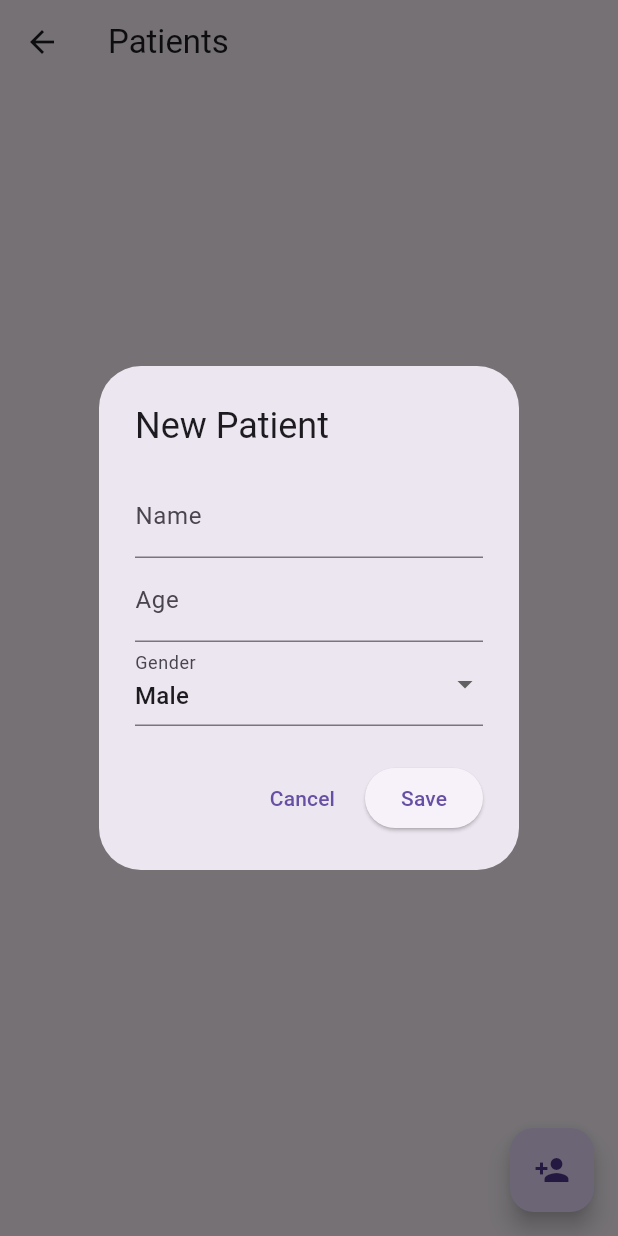
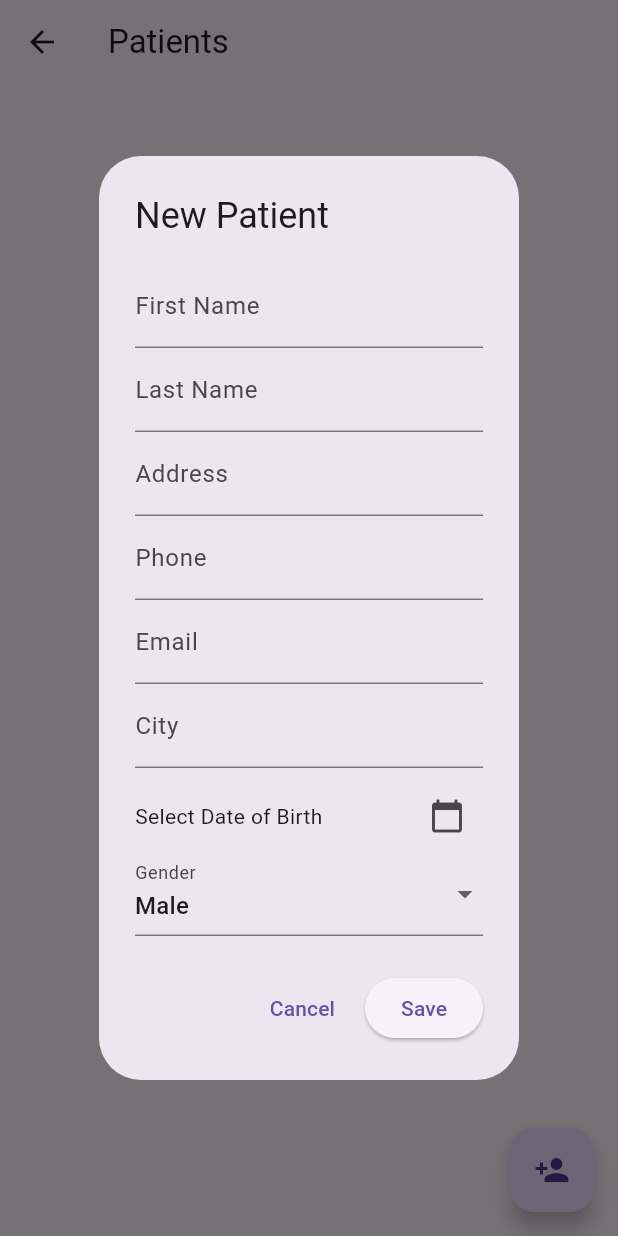
Before and after one commit to NGamerHere/ClicnicGrid, a Flutter app: the PatientsPage screen opened directly, after a tap on the "person add" icon, on a phone screen of 412 x 824 dp. Run offline on Flutter 3.47's test engine with Material 3 defaults, Android fonts, the phone set to English and light mode, and no system bars; our stand-ins replace dio, flutter_dotenv, shared_preferences; accounts and stored records are empty; network calls fail.

Commit message:
updated the patient page

```diff
--- a/frontend-app/lib/screens/dashboardScreens/PatientsPage.dart
+++ b/frontend-app/lib/screens/dashboardScreens/PatientsPage.dart
@@ -79,31 +79,84 @@ class _PatientsPageState extends State<PatientsPage> {
 
   void _showAddPatientDialog(BuildContext ctx) {
     final key = GlobalKey<FormState>();
-    final name = TextEditingController();
-    final age = TextEditingController();
+    final firstName = TextEditingController();
+    final lastName = TextEditingController();
+    final address = TextEditingController();
+    final phone = TextEditingController();
+    final email = TextEditingController();
+    final city = TextEditingController();
+    DateTime? dateOfBirth;
     String gender = 'Male';
 
     showDialog(
       context: ctx,
       builder: (_) => AlertDialog(
         title: const Text('New Patient'),
-        content: Form(
+        content: SingleChildScrollView(
+          child: Form(
             key: key,
             child: Column(
               mainAxisSize: MainAxisSize.min,
               children: [
                 TextFormField(
-                controller: name,
-                decoration: const InputDecoration(labelText: 'Name'),
-                validator: (v) =>
-                    (v == null || v.isEmpty) ? 'Enter a name' : null,
+                  controller: firstName,
+                  decoration: const InputDecoration(labelText: 'First Name'),
+                  validator: (v) => (v == null || v.isEmpty) ? 'Enter first name' : null,
                 ),
                 TextFormField(
-                controller: age,
-                decoration: const InputDecoration(labelText: 'Age'),
-                keyboardType: TextInputType.number,
-                validator: (v) =>
-                    (v == null || int.tryParse(v) == null) ? 'Enter age' : null,
+                  controller: lastName,
+                  decoration: const InputDecoration(labelText: 'Last Name'),
+                  validator: (v) => (v == null || v.isEmpty) ? 'Enter last name' : null,
+                ),
+                TextFormField(
+                  controller: address,
+                  decoration: const InputDecoration(labelText: 'Address'),
+                  validator: (v) => (v == null || v.isEmpty) ? 'Enter address' : null,
+                ),
+                TextFormField(
+                  controller: phone,
+                  keyboardType: TextInputType.phone,
+                  decoration: const InputDecoration(labelText: 'Phone'),
+                  validator: (v) => (v == null || v.isEmpty) ? 'Enter phone number' : null,
+                ),
+                TextFormField(
+                  controller: email,
+                  keyboardType: TextInputType.emailAddress,
+                  decoration: const InputDecoration(labelText: 'Email'),
+                  validator: (v) => (v == null || !v.contains('@')) ? 'Enter valid email' : null,
+                ),
+                TextFormField(
+                  controller: city,
+                  decoration: const InputDecoration(labelText: 'City'),
+                  validator: (v) => (v == null || v.isEmpty) ? 'Enter city' : null,
+                ),
+                const SizedBox(height: 8),
+                Row(
+                  children: [
+                    Expanded(
+                      child: Text(
+                        dateOfBirth == null
+                            ? 'Select Date of Birth'
+                            : 'DOB: ${dateOfBirth!.toLocal().toString().split(' ')[0]}',
+                      ),
+                    ),
+                    IconButton(
+                      icon: const Icon(Icons.calendar_today),
+                      onPressed: () async {
+                        final pickedDate = await showDatePicker(
+                          context: ctx,
+                          initialDate: DateTime(2000),
+                          firstDate: DateTime(1900),
+                          lastDate: DateTime.now(),
+                        );
+                        if (pickedDate != null) {
+                          dateOfBirth = pickedDate;
+                          // Trigger rebuild
+                          (ctx as Element).markNeedsBuild();
+                        }
+                      },
+                    ),
+                  ],
                 ),
                 DropdownButtonFormField<String>(
                   value: gender,
@@ -118,28 +171,30 @@ class _PatientsPageState extends State<PatientsPage> {
               ],
             ),
           ),
+        ),
         actions: [
           TextButton(
             onPressed: () => Navigator.pop(ctx),
             child: const Text('Cancel'),
           ),
           ElevatedButton(
-            child: const Text('Save'),
-            onPressed: () {
-              if (key.currentState!.validate()) {
-                setState(
-                  () => _patients.add(
-                    Patient(
-                      id: DateTime.now().millisecondsSinceEpoch,
-                      name: name.text,
-                      age: int.parse(age.text),
-                      gender: gender,
-                    ),
-                  ),
-                );
+            onPressed: () async {
+              if (key.currentState!.validate() && dateOfBirth != null) {
+                final response = await ApiClient().post('/patient', data: {
+                  "firstName": firstName.text,
+                  "lastName": lastName.text,
+                  "address": address.text,
+                  "dateOfBirth": dateOfBirth!.toIso8601String().split('T')[0],
+                  "gender": gender.toLowerCase(),
+                  "email": email.text,
+                  "phone": phone.text,
+                  "city": city.text,
+                });
+                fetchPatients();
                 Navigator.pop(ctx);
               }
             },
+            child: const Text('Save'),
           ),
         ],
       ),
```
Lines whose indentation alone changed are shown as unchanged.
